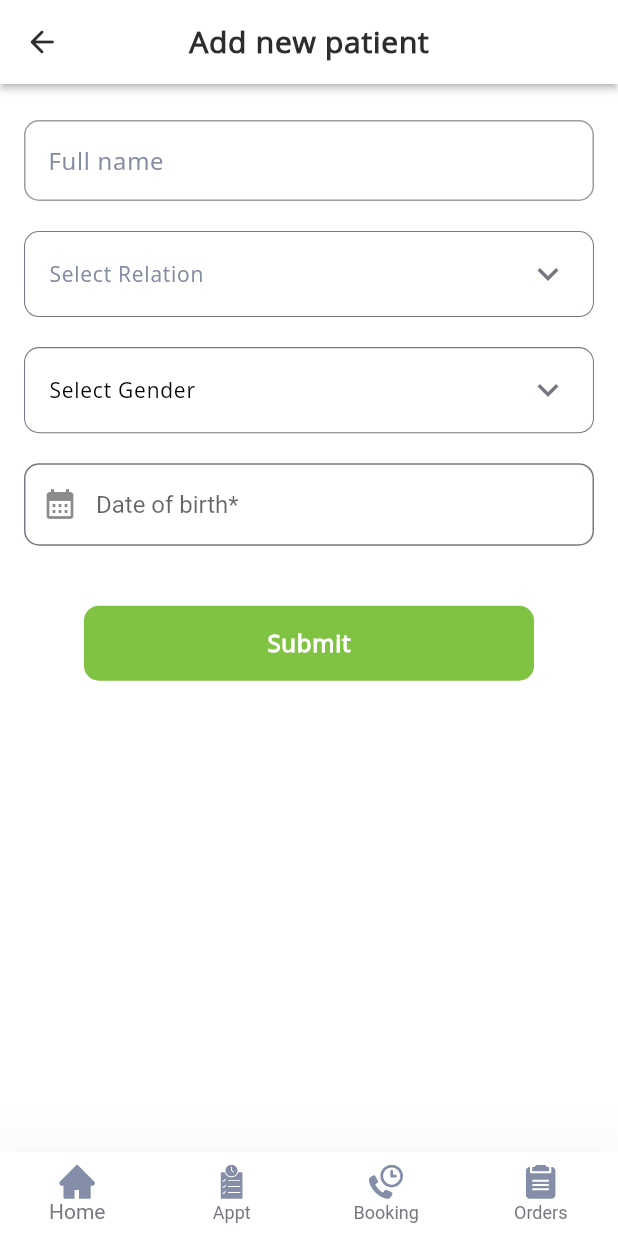
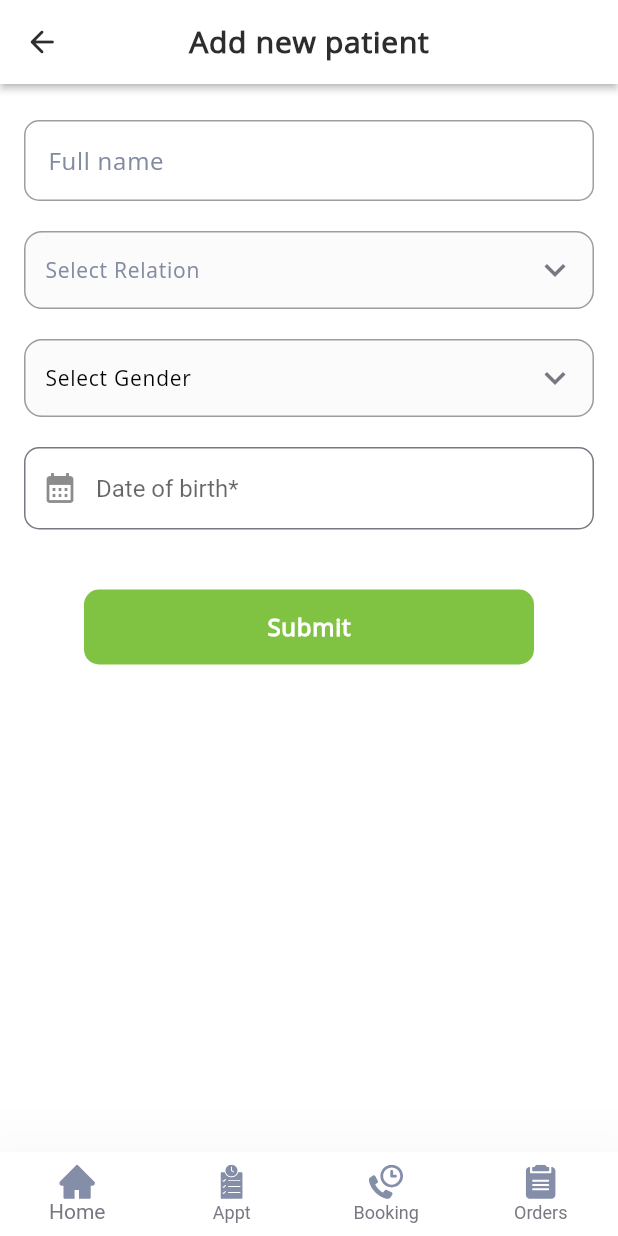
Before and after one commit to appdeveloper-slit/Saarthi, a Flutter app: the AddNewPatient screen opened directly, on a phone screen of 412 x 824 dp. Run offline on Flutter 3.47's test engine with Material 2 defaults, Android fonts, the phone set to English and light mode, and no system bars; our stand-ins replace awesome_dialog, cached_network_image, carousel_slider, connectivity_plus, dio, dotted_border and 16 more; missing offline and left inert: agora_rtc_engine, calender_picker, flutter_cached_pdfview, flutter_google_places_hoc081098, flutter_incoming_call, google_api_headers and 2 more; accounts and stored records are empty; network calls fail; statements that could not run were skipped; project files that could hold a hidden picture were left out.

Commit message:
3 july 1:49pm

```diff
--- a/lib/add_new_patient.dart
+++ b/lib/add_new_patient.dart
@@ -13,7 +13,9 @@ import 'values/styles.dart';
 class AddNewPatient extends StatefulWidget {
   final dynamic doctorDetails;
   final stype;
-  const AddNewPatient({super.key,  this.doctorDetails,this.stype});
+
+  const AddNewPatient({super.key, this.doctorDetails, this.stype});
+
   @override
   State<AddNewPatient> createState() => _AddNewPatientState();
 }
@@ -53,43 +55,16 @@ class _AddNewPatientState extends State<AddNewPatient> {
   TextEditingController nameCtrl = TextEditingController();
 
   int? RelationValue;
-  List<Map<String,dynamic>> RelationList = [
-    {
-      "id": 1,
-      "name": "Father"
-    },
-    {
-      "id": 2,
-      "name": "Mother"
-    },
-    {
-      "id": 3,
-      "name": "Brother"
-    },
-    {
-      "id": 4,
-      "name": "Sister"
-    },
-    {
-      "id": 5,
-      "name": "Husband"
-    },
-    {
-      "id": 6,
-      "name": "Wife"
-    },
-    {
-      "id": 7,
-      "name": "Daughter"
-    },
-    {
-      "id": 8,
-      "name": "Son"
-    },
-    {
-      "id": 9,
-      "name": "Other"
-    }
+  List<Map<String, dynamic>> RelationList = [
+    {"id": 1, "name": "Father"},
+    {"id": 2, "name": "Mother"},
+    {"id": 3, "name": "Brother"},
+    {"id": 4, "name": "Sister"},
+    {"id": 5, "name": "Husband"},
+    {"id": 6, "name": "Wife"},
+    {"id": 7, "name": "Daughter"},
+    {"id": 8, "name": "Son"},
+    {"id": 9, "name": "Other"}
   ];
 
   String? GenderValue;
@@ -106,7 +81,6 @@ class _AddNewPatientState extends State<AddNewPatient> {
     });
     STM().checkInternet(context, widget).then((value) {
       if (value) {
-
         print(usertoken);
       }
     });
@@ -147,14 +121,21 @@ class _AddNewPatientState extends State<AddNewPatient> {
       ),
       body: SingleChildScrollView(
         padding: EdgeInsets.all(Dim().d16),
+        child: Form(
+          key: formKey,
           child: Column(
             children: [
               SizedBox(
-              height: 8,
+                height: Dim().d8,
               ),
               TextFormField(
                 controller: nameCtrl,
                 keyboardType: TextInputType.name,
+                validator: (value) {
+                  if (value!.isEmpty) {
+                    return 'Full name is required';
+                  }
+                },
                 decoration: InputDecoration(
                   fillColor: Clr().grey,
                   border: OutlineInputBorder(
@@ -174,59 +155,65 @@ class _AddNewPatientState extends State<AddNewPatient> {
                 ),
               ),
               SizedBox(
-              height: 20,
+                height: Dim().d20,
               ),
-            Container(
-              padding: EdgeInsets.symmetric(horizontal: 16, vertical: 4),
-              decoration: BoxDecoration(
-                  borderRadius: BorderRadius.circular(10),
-                  border: Border.all(color: Clr().grey, width: 0.7)),
-              child: DropdownButtonHideUnderline(
-                child: DropdownButton(
+              DropdownButtonHideUnderline(
+                child: DropdownButtonFormField(
                   value: RelationValue,
                   isExpanded: true,
-                  hint: Text('Select Relation',style: Sty().smallText.copyWith(
+                  hint: Text(
+                    'Select Relation',
+                    style: Sty().smallText.copyWith(
                           color: Clr().shimmerColor,
-                  ),),
+                        ),
+                  ),
                   icon: Icon(
                     Icons.keyboard_arrow_down,
                     size: 28,
                     color: Clr().grey,
                   ),
-                  style: TextStyle(color:Clr().black),
+                  validator: (v) {
+                    if (v == null) {
+                      return 'Relation is required';
+                    }
+                  },
+                  decoration: Sty().TextFormFieldOutlineDarkStyle,
+                  style: TextStyle(color: Clr().black),
                   items: RelationList.map((string) {
                     return DropdownMenuItem(
                       value: string['id'],
                       child: Text(
                         string['name'],
-                        style:
-                        TextStyle(color: Clr().black, fontSize: 14),
+                        style: TextStyle(color: Clr().black, fontSize: 14),
                       ),
                     );
                   }).toList(),
                   onChanged: (t) {
                     // STM().redirect2page(ctx, Home());
                     setState(() {
-                      RelationValue = t as int? ;
+                      RelationValue = t as int?;
                     });
                   },
                 ),
               ),
+              SizedBox(
+                height: Dim().d20,
               ),
-            SizedBox(
-              height: 20,
+              DropdownButtonHideUnderline(
+                child: DropdownButtonFormField(
+                  hint: Text(
+                    GenderValue ?? 'Select Gender',
+                    style: Sty().smallText.copyWith(
+                          color: Clr().black,
                         ),
-            Container(
-              padding: EdgeInsets.symmetric(horizontal: 16, vertical: 4),
-              decoration: BoxDecoration(
-                  borderRadius: BorderRadius.circular(10),
-                  border: Border.all(color: Clr().grey, width: 0.7)),
-              child: DropdownButtonHideUnderline(
-                child: DropdownButton(
-                  hint: Text(GenderValue ?? 'Select Gender',style: Sty().smallText.copyWith(
-                    color: Clr().black,
-                  ),),
+                  ),
                   isExpanded: true,
+                  decoration: Sty().TextFormFieldOutlineDarkStyle,
+                  validator: (v){
+                    if(v == null){
+                      return 'Gender is required';
+                    }
+                  },
                   icon: Icon(
                     Icons.keyboard_arrow_down,
                     size: 28,
@@ -251,7 +238,6 @@ class _AddNewPatientState extends State<AddNewPatient> {
                   },
                 ),
               ),
-            ),
               SizedBox(
                 height: 20,
               ),
@@ -263,7 +249,7 @@ class _AddNewPatientState extends State<AddNewPatient> {
                 controller: dobCtrl,
                 validator: (value) {
                   if (value!.isEmpty) {
-                  return 'Pickup date is required';
+                    return 'Date of birth is required';
                   }
                 },
                 // controller: mobileCtrl,
@@ -294,9 +280,12 @@ class _AddNewPatientState extends State<AddNewPatient> {
                 width: 300,
                 child: ElevatedButton(
                     onPressed: () {
+                      if(formKey.currentState!.validate()){
                         addPatient();
+                      }
                     },
-                  style: ElevatedButton.styleFrom(elevation: 0,
+                    style: ElevatedButton.styleFrom(
+                        elevation: 0,
                         backgroundColor: Clr().primaryColor,
                         shape: RoundedRectangleBorder(
                             borderRadius: BorderRadius.circular(10))),
@@ -311,6 +300,7 @@ class _AddNewPatientState extends State<AddNewPatient> {
             ],
           ),
         ),
+      ),
     );
   }
 
@@ -318,28 +308,28 @@ class _AddNewPatientState extends State<AddNewPatient> {
 
   void addPatient() async {
     FormData body = FormData.fromMap({
-    'full_name':nameCtrl.text,
-    'relation_id':RelationValue,
+      'full_name': nameCtrl.text,
+      'relation_id': RelationValue,
       'gender': GenderValue,
       'dob': dobCtrl.text,
     });
-    var result = await STM().postWithToken(ctx, Str().processing, 'add_patient', body, usertoken, 'customer');
+    var result = await STM().postWithToken(
+        ctx, Str().processing, 'add_patient', body, usertoken, 'customer');
     var success = result['success'];
     var message = result['message'];
-    if(success){
-      if( widget.stype == 'lab'){
+    if (success) {
+      if (widget.stype == 'lab') {
         STM().back2Previous(ctx);
         controller.sink.add('update');
-      }else if(widget.stype == 'edit'){
+      } else if (widget.stype == 'edit') {
         STM().back2Previous(ctx);
         DrNamepage.controller1.sink.add('update');
-      }else{
-        STM().successDialogWithReplace(ctx, message, DrName(doctorDetails: widget.doctorDetails));
+      } else {
+        STM().successDialogWithReplace(
+            ctx, message, DrName(doctorDetails: widget.doctorDetails));
       }
-    }else{
+    } else {
       STM().errorDialog(ctx, message);
     }
   }
-
-
 }
--- a/lib/manage/static_method.dart
+++ b/lib/manage/static_method.dart
@@ -247,7 +247,7 @@ class STM {
 
   AwesomeDialog loadingDialog(BuildContext context, String title) {
     AwesomeDialog dialog = AwesomeDialog(
-      width: 250,
+      width: 300,
       context: context,
       dismissOnBackKeyPress: true,
       dismissOnTouchOutside: false,
--- a/lib/my_address.dart
+++ b/lib/my_address.dart
@@ -12,6 +12,8 @@ import 'bottom_navigation/bottom_navigation.dart';
 import 'checkout.dart';
 
 class MyAddressPage extends StatefulWidget {
+  final route;
+  const MyAddressPage({super.key, this.route});
   @override
   State<MyAddressPage> createState() => _MyAddressPageState();
 }
@@ -49,7 +51,7 @@ class _MyAddressPageState extends State<MyAddressPage> {
     ctx = context;
     return WillPopScope(
       onWillPop: () async {
-        STM().replacePage(ctx, CheckOut());
+      widget.route == 1 ? STM().replacePage(ctx, CheckOut()) : STM().back2Previous(ctx);
         return false;
       },
       child: Scaffold(
@@ -59,7 +61,7 @@ class _MyAddressPageState extends State<MyAddressPage> {
         appBar: AppBar(
           leading: InkWell(
             onTap: () {
-              STM().replacePage(ctx, CheckOut());
+              widget.route == 1 ? STM().replacePage(ctx, CheckOut()) : STM().back2Previous(ctx);
             },
             child: Icon(
               Icons.arrow_back,
--- a/lib/otp.dart
+++ b/lib/otp.dart
@@ -88,7 +88,7 @@ class _VerificationState extends State<Verification> {
                           Align(
                               alignment: Alignment.centerLeft,
                               child: Text(
-                                '4 digit code has been sent to +91 ${widget.smobileCtrl}',
+                                '4 digit code has been sent to ${widget.smobileCtrl}',
                                 style: Sty().mediumText.copyWith(
                                     fontSize: Dim().d12,
                                     fontWeight: FontWeight.w600),
--- a/lib/register.dart
+++ b/lib/register.dart
@@ -196,7 +196,7 @@ class _SignUpState extends State<SignUp> {
                                       return 'Mobile number is required';
                                     }
                                     if (value.length != 10) {
-                                      return 'mobile number must be 10 digits long';
+                                      return 'Mobile number must be 10 digits';
                                     }
                                   },
                                 ),
--- a/lib/select_location.dart
+++ b/lib/select_location.dart
@@ -459,7 +459,7 @@ class _SelectLocationState extends State<SelectLocation> {
 
   // getLocation
   getLocation() async {
-    dialog = STM().loadingDialog(ctx, 'Fetch location');
+    dialog = STM().loadingDialog(ctx, 'Fetching location');
     dialog!.show();
    await Geolocator.getCurrentPosition(desiredAccuracy: LocationAccuracy.high).then((Position position) {
       setState(() {
```
Also changed, not shown: lib/add_new_address.dart (+84 -16 lines), lib/checkout.dart (+7 -4 lines), lib/product_page.dart (+24 -4 lines), lib/your_cart.dart (+24 -4 lines). Lines whose indentation alone changed are shown as unchanged.
